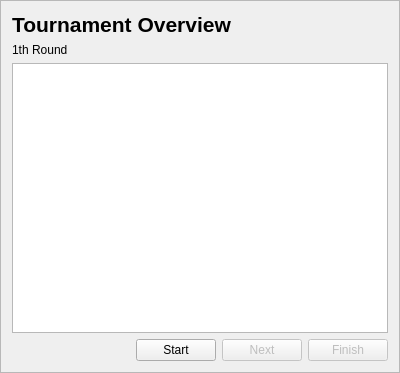
This is gui/ui/kataround_overview_frame.ui in meshell/KataTournamentRunner as Qt 5 draws it before an edit. The edited form follows.
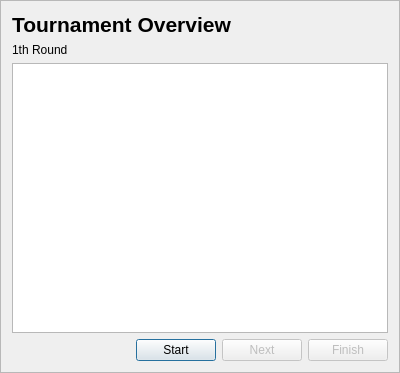
This is the edited form.

What changed in the file:
```diff
--- a/gui/ui/kataround_overview_frame.ui
+++ b/gui/ui/kataround_overview_frame.ui
@@ -108,6 +108,12 @@
          <property name="text">
           <string>Start</string>
          </property>
+         <property name="autoDefault">
+          <bool>true</bool>
+         </property>
+         <property name="default">
+          <bool>true</bool>
+         </property>
         </widget>
        </item>
        <item>
```
Left out of the diff: 18 changed lines with no effect on the pictures.
